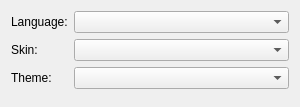
This is Srt.QT/tt3-gui/GeneralAppearancePreferencesEditor.ui in akapustiatyahoocouk/TimeTracker3 as Qt 5 draws it before an edit. The edited form follows.
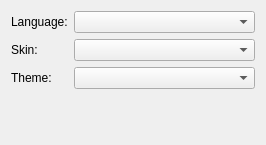
This is the edited form.

Diff of the .ui file:
```diff
--- a/Srt.QT/tt3-gui/GeneralAppearancePreferencesEditor.ui
+++ b/Srt.QT/tt3-gui/GeneralAppearancePreferencesEditor.ui
@@ -6,8 +6,8 @@
    <rect>
     <x>0</x>
     <y>0</y>
-    <width>300</width>
-    <height>107</height>
+    <width>266</width>
+    <height>145</height>
    </rect>
   </property>
   <property name="windowTitle">
```
Left out of the diff: 20 changed lines with no effect on the pictures.
